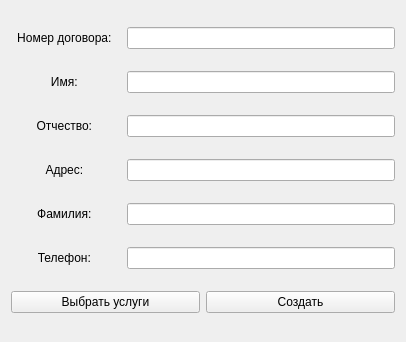
r-elen/FillTemplate, file formWiget1.ui: the form before one commit.
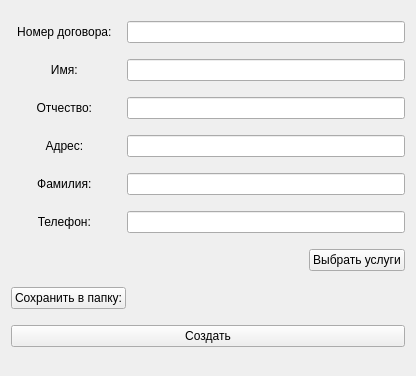
The form after the commit.

The edit to the form file:
```diff
--- a/formWiget1.ui
+++ b/formWiget1.ui
@@ -6,8 +6,8 @@
    <rect>
     <x>0</x>
     <y>0</y>
-    <width>406</width>
-    <height>342</height>
+    <width>416</width>
+    <height>376</height>
    </rect>
   </property>
   <property name="windowTitle">
@@ -173,7 +173,20 @@
     </layout>
    </item>
    <item>
-    <layout class="QHBoxLayout" name="horizontalLayout_2">
+    <layout class="QHBoxLayout" name="uslygi">
+     <item>
+      <spacer name="horizontalSpacer">
+       <property name="orientation">
+        <enum>Qt::Horizontal</enum>
+       </property>
+       <property name="sizeHint" stdset="0">
+        <size>
+         <width>40</width>
+         <height>20</height>
+        </size>
+       </property>
+      </spacer>
+     </item>
      <item>
       <widget class="QPushButton" name="pushButton_3">
        <property name="text">
@@ -181,8 +194,36 @@
        </property>
       </widget>
      </item>
+    </layout>
+   </item>
+   <item>
+    <layout class="QHBoxLayout" name="savepath">
      <item>
-      <widget class="QPushButton" name="pushButton_2">
+      <widget class="QPushButton" name="pushButton_6">
+       <property name="text">
+        <string>Сохранить в папку:</string>
+       </property>
+      </widget>
+     </item>
+     <item>
+      <spacer name="horizontalSpacer_4">
+       <property name="orientation">
+        <enum>Qt::Horizontal</enum>
+       </property>
+       <property name="sizeHint" stdset="0">
+        <size>
+         <width>40</width>
+         <height>20</height>
+        </size>
+       </property>
+      </spacer>
+     </item>
+    </layout>
+   </item>
+   <item>
+    <layout class="QHBoxLayout" name="save">
+     <item>
+      <widget class="QPushButton" name="pushButton_4">
        <property name="text">
         <string>Создать</string>
        </property>
```
Left out of the diff: 12 changed lines with no effect on the pictures.
